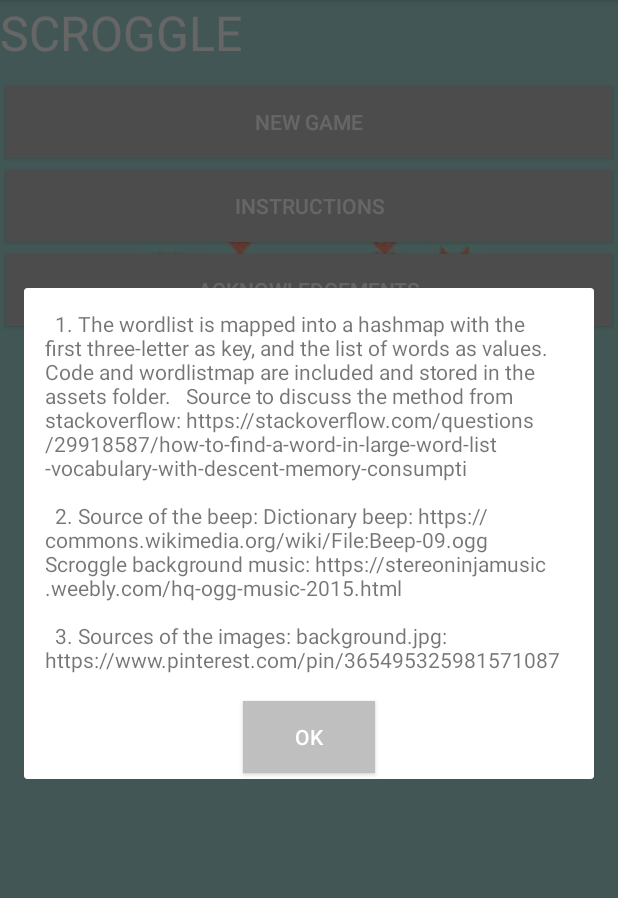
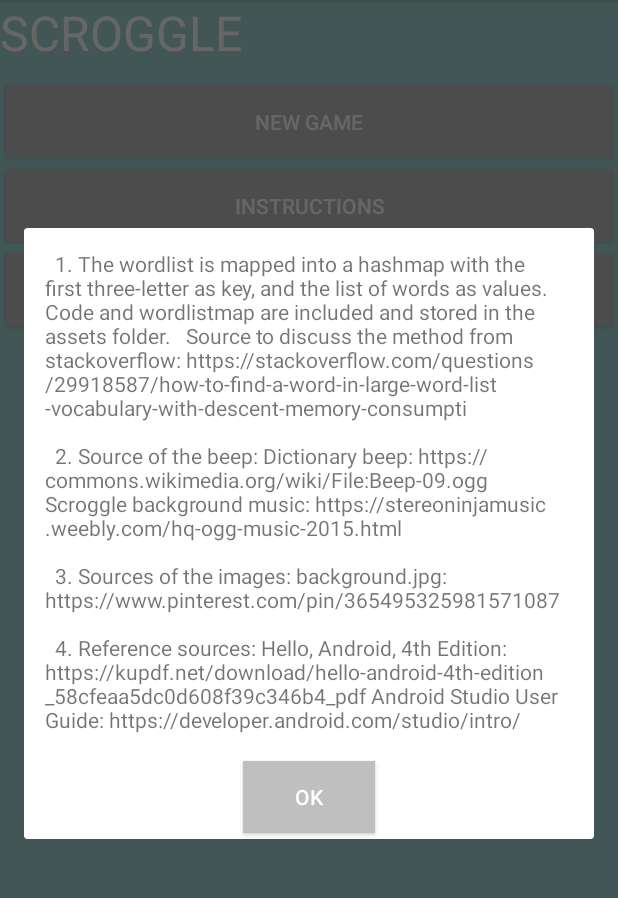
Before and after one commit to yingchen09/NUMAD18S-YingChen, an Android app: the WordGameFragment screen opened directly, with no data from a screen before it, after a tap on "ACKNOWLEDGEMENTS", on a phone screen of 412 x 824 dp, the part 84-982 px from its top. Run offline under Robolectric (Android 15) with nearby library versions, the phone set to English and light mode, and no system bars.

Commit message:
modify the attributes

```diff
--- a/app/src/main/res/values/attrs.xml
+++ /dev/null
@@ -1,6 +0,0 @@
-<?xml version="1.0" encoding="utf-8"?>
-<resources>
-    <declare-styleable name="ScrollingView">
-        <attr name="scrollingDrawable" format="color|reference" />
-    </declare-styleable>
-</resources>
--- a/app/src/main/res/values/strings.xml
+++ b/app/src/main/res/values/strings.xml
@@ -33,6 +33,13 @@
             3. Sources of the images:
             background.jpg: https://www.pinterest.com/pin/365495325981571087
         </p>
+        \n\
+        <p>
+            4. Reference sources:
+            Hello, Android, 4th Edition: https://kupdf.net/download/hello-android-4th-edition_58cfeaa5dc0d608f39c346b4_pdf
+            Android Studio User Guide: https://developer.android.com/studio/intro/
+        </p>
+
     </string>
     <string name="wordgame">Word Game</string>
     <string name="scroggle_app_name">SCROGGLE</string>
@@ -43,67 +50,55 @@
     <string name="ins">
         <b>Scroggle</b>
         \n\
-        An interesting word game mainly based on age old Boggle word game where you form words
-        from the given letter in the grids.
+        This is a very interesting word game mainly based on old Boggle word game where you form words
+        from the given letter in the grids of one 3X3 large grid and 9 3X3 smaller grids.
         \n\
+        <b>Duration and Phases:</b>
+        Total of 3 minutes with two phases.
+        Each phase runs for 1.5 minutes.
+        At the end of each phase, the game will automatically take you to the next phase.
         \n\
-        <b>Scroggle Board :</b>
-        The board consists of one 3X3 Large Grid with 9 smaller grids with each smaller grid itself being 3X3 grid.
+        <b>Operations:</b>
+        One short click on one letter if you want to pick that letter, and long click on one letter if you
+        are finishing the word form in that grid.
         \n\
+        <b>Rules:</b>
+        1. In the first phase, play boggle on each of the small grids,i.e., form a word for each smaller grid
+        consisting of 3 to 9 letters.
         \n\
-        <b>Duration and Phases :</b>
-        Game duration is of 3 minutes and consists of two phases with each phase running for 1.5 minutes.
-        At the end of 1.5 minutes, the game automatically takes you to the next phase if you click on OK on the pop up.
+        2. You will have 9 words with those letters for your second phase. In the second phase,
+        by picking one letter from each quadrant, you can form words again.
         \n\
+        3. You can revisit the grids but not select two letters in the same quadrant one after another.
         \n\
-        <b>Rules</b>
+        <b>Scoring rules:</b>
+        Different points for different letters:
         \n\
-        <b>i.</b> In the first phase, play boggle on each of the small grids,i.e., form words consisting of 3 to 9 letters.
+        1. 1 point each for E, A, I, O, N, R, T, L, S, U
         \n\
-        <b>ii.</b> So you will have 9 different words(if you have found words in all 9 grids) for your second phase.
+        2. 2 points each for D, G
         \n\
-        <b>iii.</b>In the second phase, all the words formed in phase one are displayed. Now form words by picking one letter
-        from each quadrant. You can revisit the grids but not back-to-back which means that suppose the letter T is one grid,
-        letters A and P are in same grid. the word TAP cannot be formed since A and P are in the same grid.
+        3. 3 points each for B, C, M, P
         \n\
-        <b>iv.</b>Points for each phase is displayed
+        4. 4 points each for F, H, V, W, Y
         \n\
+        5. 5 points for K
         \n\
-        <b>Scoring :</b>
-        Each correct word formed fetches you certain points. Below is the split:
+        6. 8 points each for J, X
         \n\
+        7. 10 points each for Q, Z
         \n\
-        <b>i. </b> One point each for E, A, I, O, N, R, T, L, S, U
+        The length of the words formed will also affect the points:
         \n\
-        <b>ii. </b> Two points each for D, G
+        word length: 3 - 5, points: the length of the word
         \n\
-        <b>iii. </b> Three points each for B, C, M, P
+        word length: 6, points: 10
         \n\
-        <b>iv. </b> Four points each for F, H, V, W, Y
+        word length: 7, points: 15
         \n\
-        <b>v. </b> Five points for K
+        word length: 8, points: 20
         \n\
-        <b>vi. </b> Eight points each for J, X
-        \n\
-        <b>vii. </b> Ten points each for Q, Z
-        \n\
-        <b>viii. </b> Individual words will also fetch points depending on its length
-        \n\
-        Length-Points
-        \n\
-        3 - 6
-        \n\
-        4 - 8
-        \n\
-        5 - 10
-        \n\
-        6 - 12
-        \n\
-        7 - 14
-        \n\
-        8 - 16
-        \n\
-        9 - 25
+        word length: 9, points: 25
         \n\
     </string>
 
```
Also changed, not shown: app/src/main/java/edu/neu/madcouse/yingchen/numad18s_yingchen/ScroggleFragment.java (+62 -55 lines), app/src/main/java/edu/neu/madcouse/yingchen/numad18s_yingchen/ScroggleTile.java (+6 -6 lines), app/src/main/res/values/dimens.xml (+1 -6 lines).
